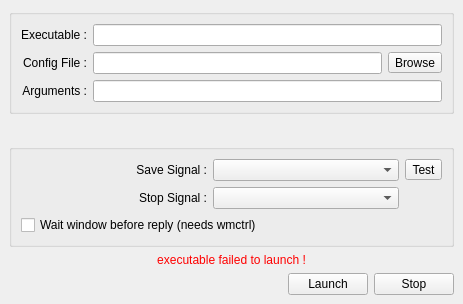
Old version of the form resources/ui/proxy_gui.ui in the repository Houston4444/RaySession.
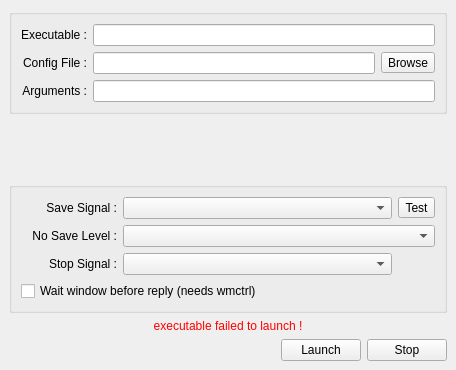
New version of the form. Icons and pictures are not drawn.

Commit message: add NoSave Level combobox

What changed in the file:
```diff
--- a/resources/ui/proxy_gui.ui
+++ b/resources/ui/proxy_gui.ui
@@ -6,8 +6,8 @@
    <rect>
     <x>0</x>
     <y>0</y>
-    <width>463</width>
-    <height>304</height>
+    <width>456</width>
+    <height>370</height>
    </rect>
   </property>
   <property name="windowTitle">
@@ -123,6 +123,13 @@
        <string/>
       </property>
       <layout class="QGridLayout" name="gridLayout_2">
+       <item row="4" column="0" colspan="3">
+        <widget class="QCheckBox" name="checkBoxWaitWindow">
+         <property name="text">
+          <string>Wait window before reply (needs wmctrl)</string>
+         </property>
+        </widget>
+       </item>
        <item row="0" column="1">
         <widget class="QComboBox" name="comboSaveSig">
          <property name="toolTip">
@@ -130,28 +137,14 @@
          </property>
         </widget>
        </item>
-       <item row="1" column="1">
-        <widget class="QComboBox" name="comboStopSig">
-         <property name="toolTip">
-          <string>&lt;html&gt;&lt;head/&gt;&lt;body&gt;&lt;p&gt;Most programs will shutdown gracefully when sent a SIGTERM or SIGINT signal.&lt;br/&gt;It's impossible to know which signal a specific program will respond to.&lt;br/&gt;A unhandled signal will simply kill the process, and may cause problems with the audio subsystem (e.g. JACK).&lt;br/&gt;Check the program's documentation or source code to determine which signal to use to stop it gracefully.&lt;/p&gt;&lt;/body&gt;&lt;/html&gt;</string>
-         </property>
-        </widget>
-       </item>
-       <item row="0" column="0">
-        <widget class="QLabel" name="label_8">
-         <property name="toolTip">
-          <string>&lt;html&gt;&lt;head/&gt;&lt;body&gt;&lt;p&gt;Some (very few) programs may respond to a specific Unix signal by somehow saving their state.&lt;/p&gt;&lt;p&gt;If 'Save Signal' is set to something other than 'None', then Ray Proxy will deliver the specified signal to the proxied process upon an NSM 'Save' event.&lt;/p&gt;&lt;p&gt;If program is compatible with LASH/LADISH, save signal is SIGUSR1.&lt;/p&gt;&lt;p&gt;Most programs will treat these signals just like SIGTERM and die.&lt;/p&gt;&lt;p&gt;You have been warned.&lt;/p&gt;&lt;/body&gt;&lt;/html&gt;</string>
-         </property>
-         <property name="text">
-          <string>Save Signal :</string>
-         </property>
-         <property name="alignment">
-          <set>Qt::AlignRight|Qt::AlignTrailing|Qt::AlignVCenter</set>
-         </property>
-        </widget>
-       </item>
-       <item row="1" column="0">
+       <item row="2" column="0">
         <widget class="QLabel" name="label_10">
+         <property name="sizePolicy">
+          <sizepolicy hsizetype="Preferred" vsizetype="Preferred">
+           <horstretch>0</horstretch>
+           <verstretch>0</verstretch>
+          </sizepolicy>
+         </property>
          <property name="toolTip">
           <string>&lt;html&gt;&lt;head/&gt;&lt;body&gt;&lt;p&gt;Most programs will shutdown gracefully when sent a SIGTERM or SIGINT signal.&lt;br/&gt;It's impossible to know which signal a specific program will respond to.&lt;br/&gt;A unhandled signal will simply kill the process, and may cause problems with the audio subsystem (e.g. JACK).&lt;br/&gt;Check the program's documentation or source code to determine which signal to use to stop it gracefully.&lt;/p&gt;&lt;/body&gt;&lt;/html&gt;</string>
          </property>
@@ -177,10 +170,58 @@
          </property>
         </widget>
        </item>
-       <item row="2" column="0" colspan="3">
-        <widget class="QCheckBox" name="checkBoxWaitWindow">
+       <item row="2" column="1">
+        <widget class="QComboBox" name="comboStopSig">
+         <property name="toolTip">
+          <string>&lt;html&gt;&lt;head/&gt;&lt;body&gt;&lt;p&gt;Most programs will shutdown gracefully when sent a SIGTERM or SIGINT signal.&lt;br/&gt;It's impossible to know which signal a specific program will respond to.&lt;br/&gt;A unhandled signal will simply kill the process, and may cause problems with the audio subsystem (e.g. JACK).&lt;br/&gt;Check the program's documentation or source code to determine which signal to use to stop it gracefully.&lt;/p&gt;&lt;/body&gt;&lt;/html&gt;</string>
+         </property>
+        </widget>
+       </item>
+       <item row="0" column="0">
+        <widget class="QLabel" name="label_8">
+         <property name="sizePolicy">
+          <sizepolicy hsizetype="Preferred" vsizetype="Preferred">
+           <horstretch>0</horstretch>
+           <verstretch>0</verstretch>
+          </sizepolicy>
+         </property>
+         <property name="toolTip">
+          <string>&lt;html&gt;&lt;head/&gt;&lt;body&gt;&lt;p&gt;Some (very few) programs may respond to a specific Unix signal by somehow saving their state.&lt;/p&gt;&lt;p&gt;If 'Save Signal' is set to something other than 'None', then Ray Proxy will deliver the specified signal to the proxied process upon an NSM 'Save' event.&lt;/p&gt;&lt;p&gt;If program is compatible with LASH/LADISH, save signal is SIGUSR1.&lt;/p&gt;&lt;p&gt;Most programs will treat these signals just like SIGTERM and die.&lt;/p&gt;&lt;p&gt;You have been warned.&lt;/p&gt;&lt;/body&gt;&lt;/html&gt;</string>
+         </property>
          <property name="text">
-          <string>Wait window before reply (needs wmctrl)</string>
+          <string>Save Signal :</string>
+         </property>
+         <property name="alignment">
+          <set>Qt::AlignRight|Qt::AlignTrailing|Qt::AlignVCenter</set>
+         </property>
+        </widget>
+       </item>
+       <item row="1" column="0">
+        <widget class="QLabel" name="label">
+         <property name="sizePolicy">
+          <sizepolicy hsizetype="Preferred" vsizetype="Preferred">
+           <horstretch>0</horstretch>
+           <verstretch>0</verstretch>
+          </sizepolicy>
+         </property>
+         <property name="text">
+          <string>No Save Level :</string>
+         </property>
+         <property name="alignment">
+          <set>Qt::AlignRight|Qt::AlignTrailing|Qt::AlignVCenter</set>
+         </property>
+        </widget>
+       </item>
+       <item row="1" column="1" colspan="2">
+        <widget class="QComboBox" name="comboNoSave">
+         <property name="sizePolicy">
+          <sizepolicy hsizetype="Preferred" vsizetype="Fixed">
+           <horstretch>1</horstretch>
+           <verstretch>0</verstretch>
+          </sizepolicy>
+         </property>
+         <property name="toolTip">
+          <string>&lt;html&gt;&lt;head/&gt;&lt;body&gt;&lt;p&gt;If this proxy has no save signal,&lt;br/&gt;it can sends to session manager this information.&lt;/p&gt;&lt;p&gt;&lt;ul&gt;&lt;li&gt;0 - this information is not sent.&lt;/li&gt;&lt;li&gt;1 - this information is sent, session manager will ask user to close programs himself at session unload.&lt;/li&gt;&lt;li&gt;2 - this information is sent, session manager can try to close window gracefully before to ask user to close programs himself  at session unload. Good choice if the program displays a dialog if changes are not saved.&lt;/li&gt;&lt;/ul&gt;&lt;/p&gt;&lt;/body&gt;&lt;/html&gt;</string>
          </property>
         </widget>
        </item>
```
The commit also changes 2 other files.
